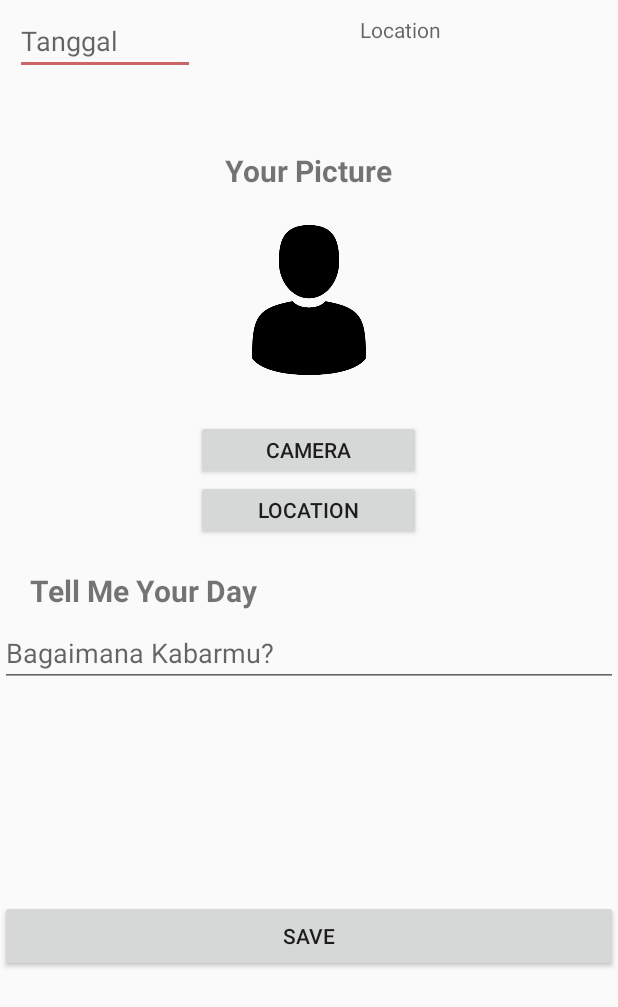
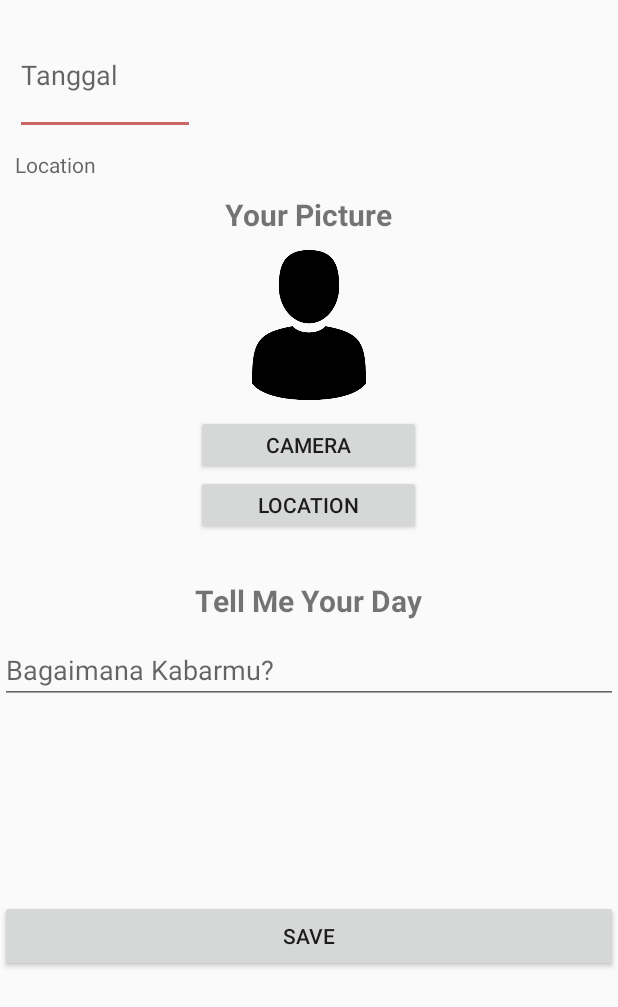
Before and after one commit to mirandannisaa/InsideOut, an Android app: the layout fragment_detail_emoji.xml on its own in the app's theme, with its tools: preview values and no code run, on a phone screen of 412 x 824 dp. Shown: the top 1007 px of the screen. Run offline under Robolectric (Android 15) with nearby library versions, the light colour scheme and no system bars.

Commit message:
Location

```diff
--- a/app/src/main/java/com/example/okejon/insideout/VidClip.java
+++ b/app/src/main/java/com/example/okejon/insideout/VidClip.java
@@ -7,8 +7,9 @@ public class VidClip {
 
     //array judul video di kategori video
     public static final VidClip[] video = {
-            new VidClip("Jangan Menyerah", "04:55", "https://r5---sn-htgx20capjpq-jb3l.googlevideo.com/videoplayback?mime=video%2Fmp4&key=cms1&ei=LAn-W__DBYTCqAHj7r_gBg&expire=1543396748&c=WEB&signature=1DC8883A79B8531E947459F81C5275AFAEEC0EE4.56AC342A1C174E04CBE068B50F71CD7B5BD13541&txp=5431432&ip=47.52.252.199&itag=18&ipbits=0&id=o-AJMQJgvWEhYNVjSSywW5DuZf6krkPhd7y8UGJH6fY-s1&pl=24&source=youtube&requiressl=yes&sparams=clen,dur,ei,expire,gir,id,ip,ipbits,ipbypass,itag,lmt,mime,mip,mm,mn,ms,mv,pcm2cms,pl,ratebypass,requiressl,source&fvip=5&clen=20588550&gir=yes&ratebypass=yes&dur=295.729&lmt=1541862535269138&video_id=dkfxVm34p3Y&title=%5BVIDEO+MOTIVASI%5D+Jangan+Menyerah%2C+Berikan+Yang+Terbaik+%28Subtitle+Indonesia%29&rm=sn-i3bzr76&fexp=23763603&req_id=6462fd966cd2a3ee&ipbypass=yes&mip=158.140.172.39&redirect_counter=2&cm2rm=sn-htgx20capjpq-habe7e&cms_redirect=yes&mm=29&mn=sn-htgx20capjpq-jb3l&ms=rdu&mt=1543385122&mv=m&pcm2cms=yes"),
-            new VidClip("Fiersa - Waktu yang Salah", "05:12", "https://r2---sn-htgx20capjpq-jb3l.googlevideo.com/videoplayback?dur=312.981&expire=1543396806&pl=24&gir=yes&ratebypass=yes&itag=18&key=cms1&ipbits=0&signature=6A7E6A8AE9C426B72F6A10F0C56690D5254805B2.4CD246201F185EC1446643D4245896A420538A&source=youtube&c=WEB&clen=22238731&requiressl=yes&mime=video%2Fmp4&fvip=2&lmt=1537136412531159&id=o-ALa_U-csaZG6VYlMkz-t_OPFKEKD_4tY3fJtQHTC-bT6&ei=ZQn-W9X4O5etwwSa4Kb4Dw&sparams=clen,dur,ei,expire,gir,id,ip,ipbits,ipbypass,itag,lmt,mime,mip,mm,mn,ms,mv,pcm2cms,pl,ratebypass,requiressl,source&beids=9466587&ip=191.240.99.142&video_id=XJXKfq26N_w&title=Fiersa+Besari+ft+Tantri+-+Waktu+Yang+Salah++%5Bunofficial+lirik+video%5D&rm=sn-8p5hvj-jo4e7l,sn-bg0de7l&fexp=9466587,23763603&req_id=2506cefcc3eaa3ee&redirect_counter=2&cms_redirect=yes&ipbypass=yes&mip=158.140.172.39&mm=29&mn=sn-htgx20capjpq-jb3l&ms=rdu&mt=1543375878&mv=m&pcm2cms=yes")
+            new VidClip("Video Motivasi Persahabatan", "03:52", "persahabatan"),
+            new VidClip("Video Motivasi Terbaik", "03:36", "terbaik"),
+            new VidClip("Video Motivasi Jangan Menyerah", "03:09", "animasi")
     };
 
     //setiap data ada judul, durasi, gambar
--- a/app/src/main/res/layout/fragment_detail_emoji.xml
+++ b/app/src/main/res/layout/fragment_detail_emoji.xml
@@ -17,27 +17,29 @@
     <EditText
         android:id="@+id/txtTgl"
         android:layout_width="120dp"
-        android:layout_height="40dp"
+        android:layout_height="80dp"
         android:layout_marginTop="10dp"
         android:layout_marginLeft="10dp"
         android:hint="Tanggal"/>
 
     <TextView
         android:id="@+id/tvLoc"
-        android:layout_width="120dp"
-        android:layout_height="40dp"
+        android:layout_width="wrap_content"
+        android:layout_height="wrap_content"
+        android:layout_marginLeft="10dp"
         android:layout_marginTop="10dp"
-        android:layout_marginLeft="240dp"
-        android:hint="Location"/>
+        android:hint="Location" android:layout_below="@id/txtTgl"/>
 
     <TextView
+        android:id="@+id/y"
         android:layout_width="wrap_content"
         android:layout_height="wrap_content"
         android:text="Your Picture"
         android:layout_centerHorizontal="true"
         android:textStyle="bold"
         android:textSize="20dp"
-        android:layout_marginTop="100dp"/>
+        android:layout_marginTop="10dp"
+        android:layout_below="@id/tvLoc"/>
 
     <TextView
         android:layout_width="wrap_content"
@@ -47,14 +49,17 @@
         android:textSize="20dp"
         android:id="@+id/tv1"
         android:layout_marginLeft="20dp"
-        android:layout_marginTop="380dp"/>
+        android:layout_marginTop="30dp"
+        android:layout_centerHorizontal="true"
+        android:layout_below="@id/buttonLoc"/>
 
     <ImageView
         android:id="@+id/hasil"
         android:layout_width="100dp"
         android:layout_height="100dp"
         android:src="@drawable/man"
-        android:layout_marginTop="150dp"
+        android:layout_marginTop="10dp"
+        android:layout_below="@id/y"
         android:layout_centerHorizontal="true"
         />
 
@@ -63,15 +68,16 @@
         android:layout_width="match_parent"
         android:layout_height="wrap_content"
         android:layout_below="@+id/tv1"
-        android:layout_marginTop="5dp"
+        android:layout_marginTop="10dp"
         android:hint="Bagaimana Kabarmu?"/>
 
     <Button
         android:id="@+id/button"
         android:layout_width="150dp"
         android:layout_height="40dp"
-        android:layout_marginTop="280dp"
+        android:layout_marginTop="10dp"
         android:layout_centerHorizontal="true"
+        android:layout_below="@id/hasil"
         android:text="Camera"/>
 
     <Button
```
Also changed, not shown: app/src/main/java/com/example/okejon/insideout/DetailEmojiFragment.java (+5 -4 lines), app/src/main/java/com/example/okejon/insideout/LocationActivity.java (+8 -7 lines), app/src/main/java/com/example/okejon/insideout/MediaPlayback.java (+21 -3 lines), app/src/main/java/com/example/okejon/insideout/NewWidget.java (deleted, +0 -72 lines), app/src/main/res/layout/activity_location.xml (+17 -10 lines), app/src/main/res/layout/activity_result_post.xml (+18 -13 lines), app/src/main/res/layout/new_widget.xml (deleted, +0 -83 lines), app/src/main/res/layout/new_widget_info.xml (deleted, +0 -15 lines), app/src/main/res/xml/new_widget_info.xml (deleted, +0 -10 lines).
